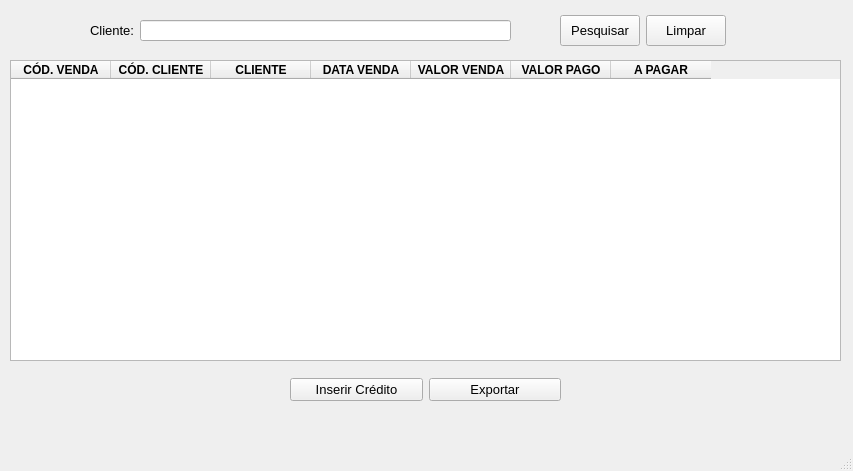
Qt form view/ui/FormDevedores.ui (hebercrvg/pdv-kairos) before a commit.
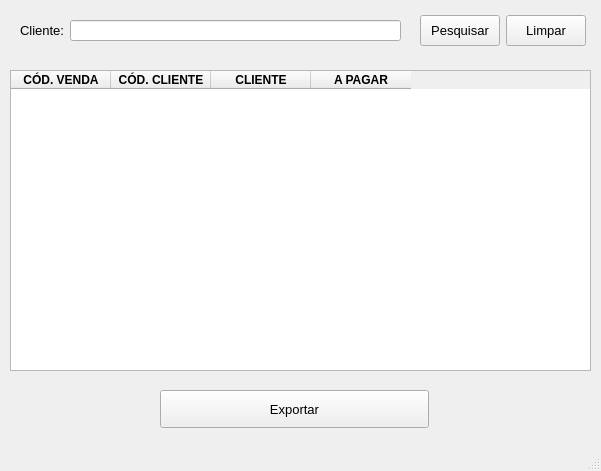
The same form after that commit. Icons and pictures are not drawn.

The edit to the form file:
```diff
--- a/view/ui/FormDevedores.ui
+++ b/view/ui/FormDevedores.ui
@@ -6,7 +6,7 @@
    <rect>
     <x>0</x>
     <y>0</y>
-    <width>853</width>
+    <width>601</width>
     <height>471</height>
    </rect>
   </property>
@@ -21,7 +21,7 @@
    <widget class="QLabel" name="labelCliente">
     <property name="geometry">
      <rect>
-      <x>90</x>
+      <x>20</x>
       <y>20</y>
       <width>51</width>
       <height>21</height>
@@ -39,9 +39,9 @@
    <widget class="QLineEdit" name="editPesquisaCliente">
     <property name="geometry">
      <rect>
-      <x>140</x>
+      <x>70</x>
       <y>20</y>
-      <width>371</width>
+      <width>331</width>
       <height>21</height>
      </rect>
     </property>
@@ -53,8 +53,8 @@
     <property name="geometry">
      <rect>
       <x>10</x>
-      <y>60</y>
-      <width>831</width>
+      <y>70</y>
+      <width>581</width>
       <height>301</height>
      </rect>
     </property>
@@ -115,39 +115,6 @@
       <set>AlignCenter</set>
      </property>
     </column>
-    <column>
-     <property name="text">
-      <string>DATA VENDA</string>
-     </property>
-     <property name="font">
-      <font>
-       <weight>75</weight>
-       <bold>true</bold>
-      </font>
-     </property>
-    </column>
-    <column>
-     <property name="text">
-      <string>VALOR VENDA</string>
-     </property>
-     <property name="font">
-      <font>
-       <weight>75</weight>
-       <bold>true</bold>
-      </font>
-     </property>
-    </column>
-    <column>
-     <property name="text">
-      <string>VALOR PAGO</string>
-     </property>
-     <property name="font">
-      <font>
-       <weight>75</weight>
-       <bold>true</bold>
-      </font>
-     </property>
-    </column>
     <column>
      <property name="text">
       <string>A PAGAR</string>
@@ -163,7 +130,7 @@
    <widget class="QWidget" name="layoutWidget">
     <property name="geometry">
      <rect>
-      <x>560</x>
+      <x>420</x>
       <y>15</y>
       <width>166</width>
       <height>31</height>
@@ -228,40 +195,15 @@
      </item>
     </layout>
    </widget>
-   <widget class="QWidget" name="">
-    <property name="geometry">
-     <rect>
-      <x>290</x>
-      <y>370</y>
-      <width>271</width>
-      <height>40</height>
-     </rect>
-    </property>
-    <layout class="QHBoxLayout" name="horizontalLayout_2">
-     <item>
-      <widget class="QPushButton" name="btnInserirCredito">
-       <property name="font">
-        <font>
-         <pointsize>10</pointsize>
-        </font>
-       </property>
-       <property name="text">
-        <string>Inserir Crédito</string>
-       </property>
-       <property name="icon">
-        <iconset>
-         <normaloff>../../img/credit.png</normaloff>../../img/credit.png</iconset>
-       </property>
-       <property name="iconSize">
-        <size>
-         <width>30</width>
-         <height>30</height>
-        </size>
-       </property>
-      </widget>
-     </item>
-     <item>
       <widget class="QPushButton" name="btnExportar">
+    <property name="geometry">
+     <rect>
+      <x>160</x>
+      <y>390</y>
+      <width>269</width>
+      <height>38</height>
+     </rect>
+    </property>
        <property name="font">
         <font>
          <pointsize>10</pointsize>
@@ -281,9 +223,6 @@
         </size>
        </property>
       </widget>
-     </item>
-    </layout>
-   </widget>
   </widget>
   <widget class="QStatusBar" name="statusbar"/>
  </widget>
```
Left out of the diff: 1 changed line with no effect on the pictures. Lines whose indentation alone changed are shown as unchanged.
